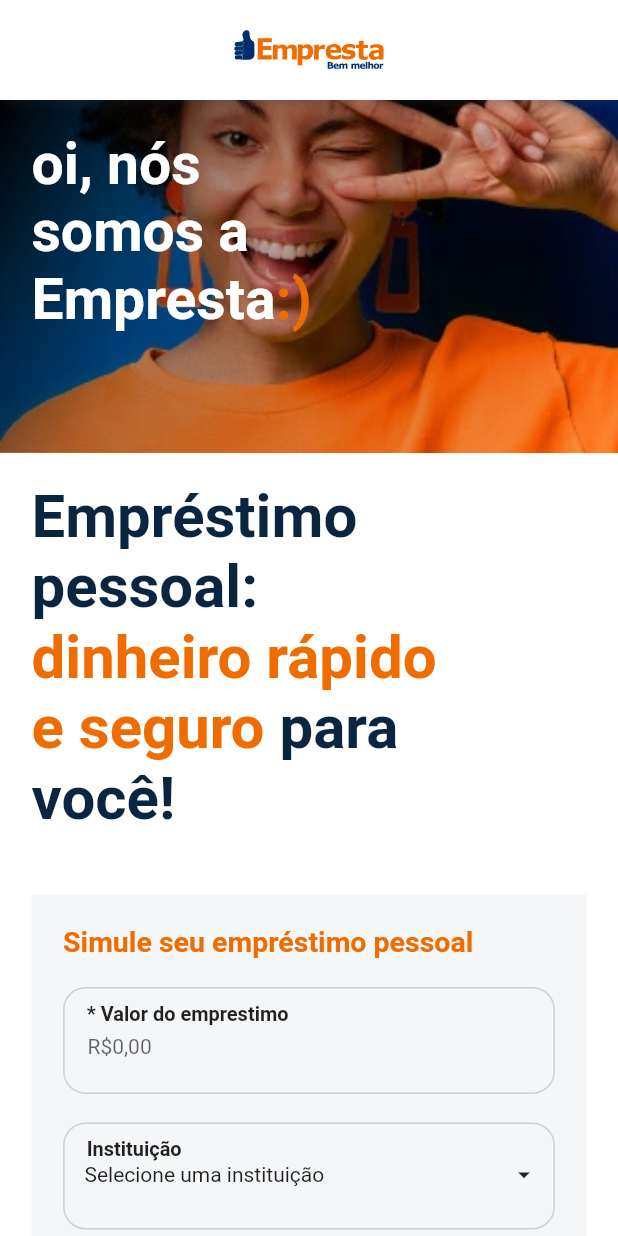
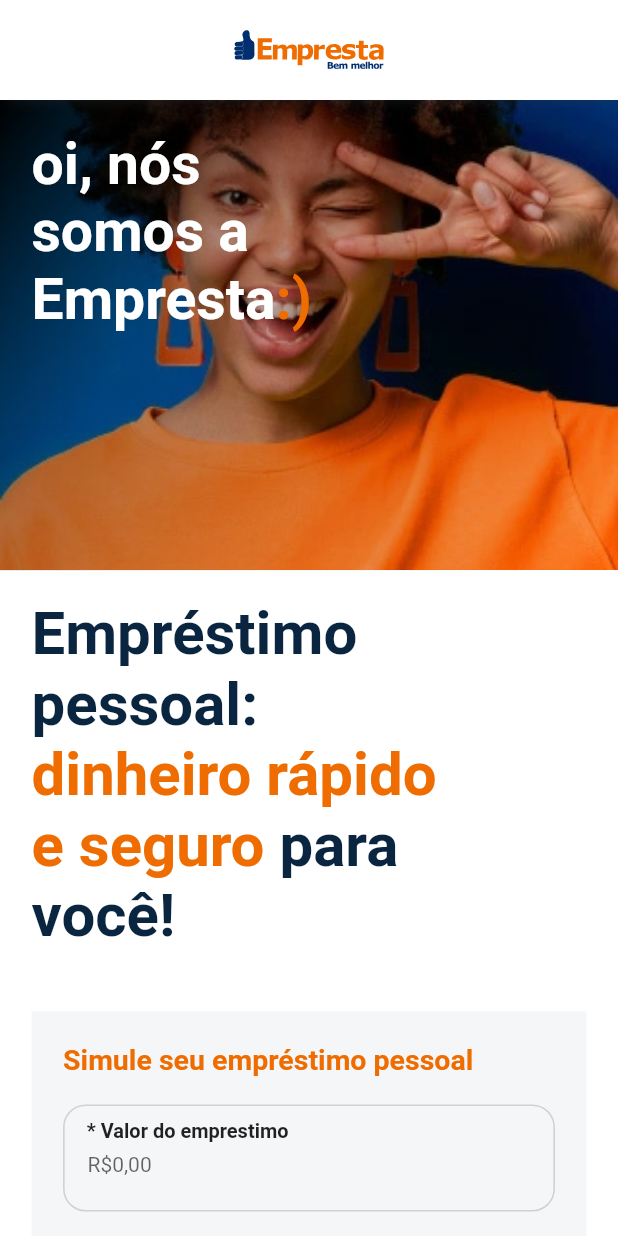
Before and after one commit to gabriieelreeis/loan-simulations, a Flutter app: the SimulationView screen opened by its route, on a phone screen of 412 x 824 dp. Run offline on Flutter 3.47's test engine with Material 2 defaults, Android fonts, the light colour scheme and no system bars; drawn by our look-alikes of multi_select_flutter; our stand-ins replace animate_do, currency_text_input_formatter, flutter_dotenv, flutter_screenutil, flutter_svg, get and 1 more; missing offline and left inert: uno.

Commit message:
Update simulation_view.dart

```diff
--- a/lib/app/modules/simulation/views/simulation_view.dart
+++ b/lib/app/modules/simulation/views/simulation_view.dart
@@ -38,7 +38,7 @@
       children: [
         Container(
           width: ScreenUtil().screenWidth,
-          height: (ScreenUtil().screenHeight * .3).h,
+          height: (ScreenUtil().screenHeight * .4).h,
           decoration: const BoxDecoration(
             image: DecorationImage(
               image: ExactAssetImage('assets/images/webps/quem-somos.webp'),
```
